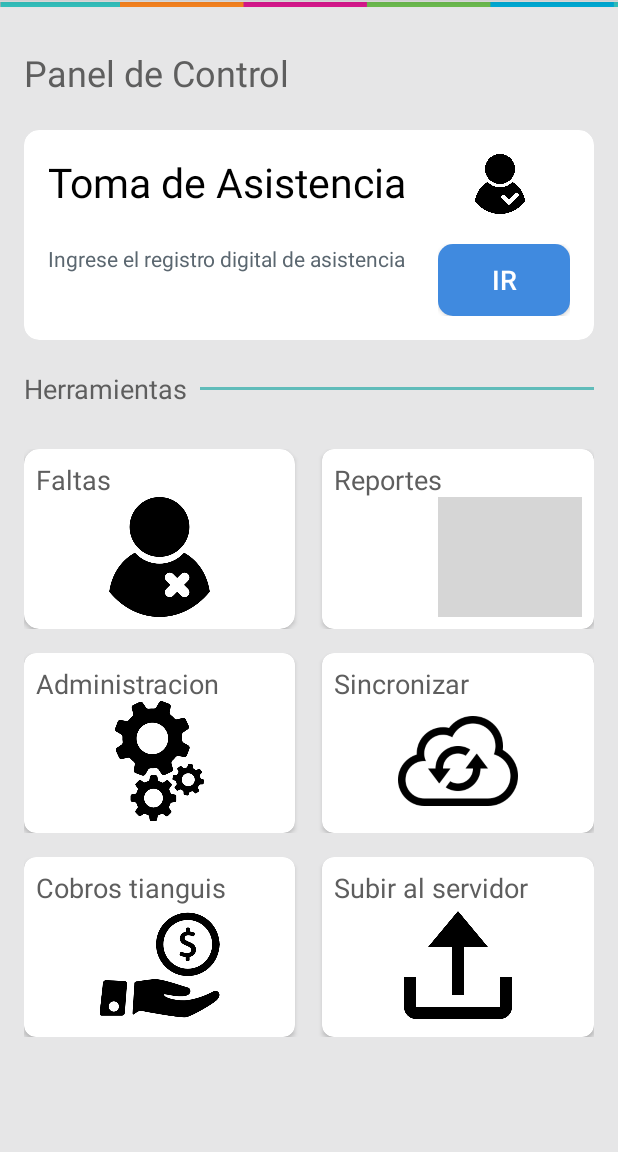
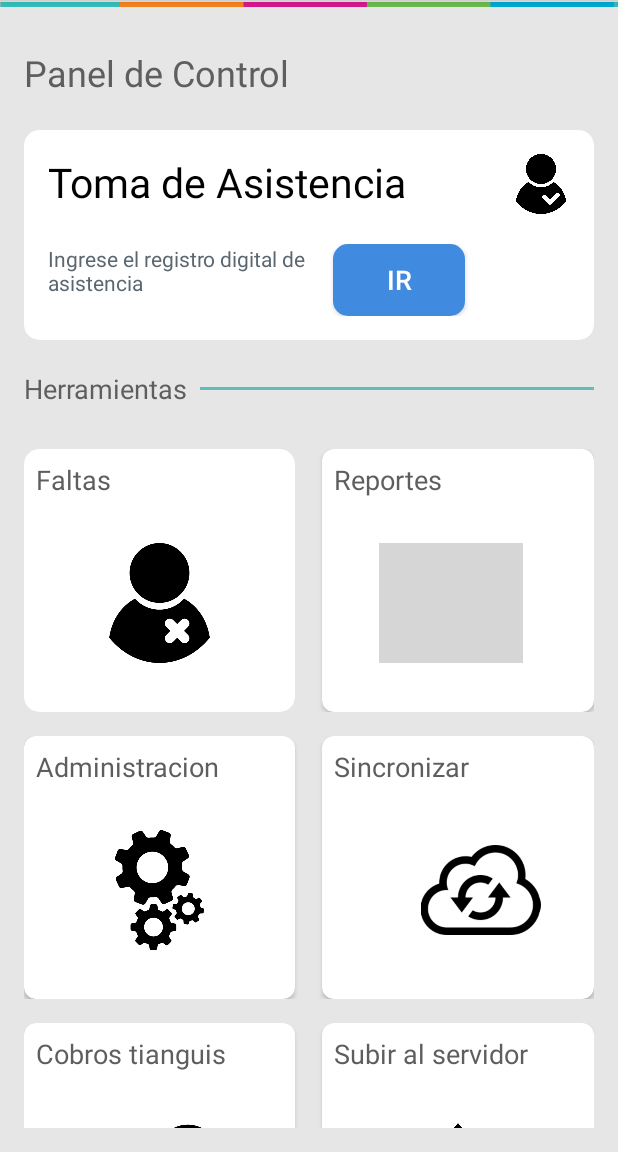
Before and after one commit to mmontoya11/TinguisGDL, an Android app: the MainActivity screen opened directly, with no data from a screen before it, on a phone screen of 412 x 824 dp, the part 84-1236 px from its top. Run offline under Robolectric (Android 15) with nearby library versions, the phone set to English and light mode, and no system bars; 1 statement that could not run was skipped; grey boxes are pictures that could not be loaded.

Commit message:
Cambios en tamaños

```diff
--- a/app/src/main/java/com/perspective/tinaguisgdl/ActivityAsistencia.java
+++ b/app/src/main/java/com/perspective/tinaguisgdl/ActivityAsistencia.java
@@ -131,7 +131,7 @@ public class ActivityAsistencia extends AppCompatActivity implements AdapterView
                     btnImprimir.setBackgroundResource(R.drawable.btn_rounded);
                     btnImprimir.setText("TOMAR ASISTENCIA");
                 }else {
-                    textViewAsistencia.setText("falta");
+                    textViewAsistencia.setText("Falta");
                     btnImprimir.setText("TOMAR FALTA");
                     btnImprimir.setBackgroundResource(btn_rounded_red);
 
--- a/app/src/main/java/com/perspective/tinaguisgdl/Beans/AdapterPayment.java
+++ b/app/src/main/java/com/perspective/tinaguisgdl/Beans/AdapterPayment.java
@@ -78,6 +78,7 @@ public class AdapterPayment extends RecyclerView.Adapter<AdapterPayment.ViewHold
         if(pago) {
             holder.mCobrar.setVisibility(View.GONE);
             holder.btnImprimir.setVisibility(View.VISIBLE);
+            holder.mImageView.setImageResource(R.drawable.chceck);
         }else {
             holder.btnImprimir.setVisibility(View.GONE);
             holder.mCobrar.setVisibility(View.VISIBLE);
--- a/app/src/main/res/layout/activity_main.xml
+++ b/app/src/main/res/layout/activity_main.xml
@@ -61,19 +61,17 @@
                     android:textColor="#000"
                     android:textSize="27dp" />
 
-                <RelativeLayout
-                    android:layout_width="match_parent"
-                    android:layout_height="wrap_content">
+
 
                     <ImageView
                         android:layout_width="wrap_content"
                         android:layout_height="40dp"
-                        android:layout_marginLeft="15dp"
+                        android:layout_marginLeft="70dp"
                         android:layout_alignParentRight="true"
                         android:src="@drawable/user_icon"
                         />
 
-                </RelativeLayout>
+
 
 
             </LinearLayout>
@@ -97,22 +95,19 @@
                         android:text="Ingrese el registro digital de asistencia "
                         android:textColor="@color/GrisOscuro" />
                 </LinearLayout>
-                <LinearLayout
-                    android:layout_width="wrap_content"
-                    android:layout_height="wrap_content"
-                    android:orientation="vertical"
-                    android:gravity="right">
+
                     <Button
                         android:layout_width="wrap_content"
                         android:layout_height="wrap_content"
                         android:text="ir"
+                         android:layout_marginRight="70dp"
                         android:id="@+id/btn_Asistencia"
                         android:background="@drawable/btn_rounded"
                         android:textColor="#ffff"
                         android:textSize="18dp"
 
                         />
-                </LinearLayout>
+
 
 
             </LinearLayout>
@@ -157,13 +152,14 @@
         <android.support.v7.widget.CardView
             android:id="@+id/cardview"
             android:layout_width="160dp"
-            android:layout_height="120dp"
+            android:layout_height="@dimen/height_cardView_Button_main"
             android:layout_weight="1"
             app:cardCornerRadius="10dp"
             app:cardElevation="2dp">
-            <RelativeLayout
+            <LinearLayout
                 android:layout_width="match_parent"
                 android:layout_height="match_parent"
+                android:orientation="vertical"
                 android:padding="8dp">
 
                 <TextView
@@ -176,26 +172,26 @@
                 <ImageView
                     android:layout_width="wrap_content"
                     android:layout_height="80dp"
-                    android:layout_alignParentRight="true"
-                    android:layout_alignParentBottom="true"
+                    android:layout_marginTop="@dimen/layout_marginTop_image_cardView"
                     android:src="@drawable/user_unassistens" />
 
-            </RelativeLayout>
+            </LinearLayout>
 
 
         </android.support.v7.widget.CardView>
 
         <android.support.v7.widget.CardView
             android:layout_width="160dp"
-            android:layout_height="120dp"
+            android:layout_height="@dimen/height_cardView_Button_main"
             android:layout_marginLeft="18dp"
 
             android:layout_weight="1"
             app:cardCornerRadius="8dp"
             app:cardElevation="2dp">
 
-            <RelativeLayout
+            <LinearLayout
                 android:layout_width="match_parent"
+                android:orientation="vertical"
                 android:layout_height="match_parent"
                 android:padding="8dp">
 
@@ -207,13 +203,13 @@
                     android:textSize="18dp" />
 
                 <ImageView
+                    android:layout_marginTop="@dimen/layout_marginTop_image_cardView"
                     android:layout_width="wrap_content"
                     android:layout_height="80dp"
-                    android:layout_alignParentRight="true"
-                    android:layout_alignParentBottom="true"
+                    android:layout_marginLeft="30dp"
                     android:src="@drawable/report" />
 
-            </RelativeLayout>
+            </LinearLayout>
 
         </android.support.v7.widget.CardView>
 
@@ -228,14 +224,15 @@
 
         <android.support.v7.widget.CardView
             android:layout_width="160dp"
-            android:layout_height="120dp"
+            android:layout_height="@dimen/height_cardView_Button_main"
             android:layout_weight="1"
             app:cardCornerRadius="8dp"
             app:cardElevation="2dp">
 
-            <RelativeLayout
+            <LinearLayout
                 android:layout_width="match_parent"
                 android:layout_height="match_parent"
+                android:orientation="vertical"
                 android:padding="8dp">
 
                 <TextView
@@ -248,25 +245,25 @@
                 <ImageView
                     android:layout_width="wrap_content"
                     android:layout_height="80dp"
-                    android:layout_alignParentRight="true"
-                    android:layout_alignParentBottom="true"
+                    android:layout_marginTop="@dimen/layout_marginTop_image_cardView"
                     android:src="@drawable/admin" />
 
-            </RelativeLayout>
+            </LinearLayout>
 
         </android.support.v7.widget.CardView>
 
         <android.support.v7.widget.CardView
             android:id="@+id/cvActualizar"
             android:layout_width="160dp"
-            android:layout_height="120dp"
+            android:layout_height="@dimen/height_cardView_Button_main"
             android:layout_marginLeft="18dp"
             android:layout_weight="1"
             app:cardCornerRadius="8dp"
             app:cardElevation="2dp">
 
-            <RelativeLayout
+            <LinearLayout
                 android:layout_width="match_parent"
+                android:orientation="vertical"
                 android:layout_height="match_parent"
                 android:padding="8dp">
 
@@ -280,11 +277,11 @@
                 <ImageView
                     android:layout_width="wrap_content"
                     android:layout_height="80dp"
-                    android:layout_alignParentRight="true"
-                    android:layout_alignParentBottom="true"
+                    android:layout_marginLeft="30dp"
+                    android:layout_marginTop="@dimen/layout_marginTop_image_cardView"
                     android:src="@drawable/sync" />
 
-            </RelativeLayout>
+            </LinearLayout>
 
         </android.support.v7.widget.CardView>
 
@@ -299,12 +296,13 @@
             <android.support.v7.widget.CardView
                 android:layout_width="160dp"
                 android:id="@+id/cardview_cobro"
-                android:layout_height="120dp"
+                android:layout_height="@dimen/height_cardView_Button_main"
                 android:layout_weight="1"
                 app:cardCornerRadius="8dp"
                 app:cardElevation="2dp">
 
-                <RelativeLayout
+                <LinearLayout
+                    android:orientation="vertical"
                     android:layout_width="match_parent"
                     android:layout_height="match_parent"
                     android:padding="8dp">
@@ -319,24 +317,24 @@
                     <ImageView
                         android:layout_width="wrap_content"
                         android:layout_height="80dp"
-                        android:layout_alignParentRight="true"
-                        android:layout_alignParentBottom="true"
+                        android:layout_marginTop="@dimen/layout_marginTop_image_cardView"
                         android:src="@drawable/cobro" />
 
-                </RelativeLayout>
+                </LinearLayout>
 
             </android.support.v7.widget.CardView>
 
             <android.support.v7.widget.CardView
                 android:id="@+id/cardview_carga"
                 android:layout_width="160dp"
-                android:layout_height="120dp"
+                android:layout_height="@dimen/height_cardView_Button_main"
                 android:layout_marginLeft="18dp"
                 android:layout_weight="1"
                 app:cardCornerRadius="8dp"
                 app:cardElevation="2dp">
 
-                <RelativeLayout
+                <LinearLayout
+                    android:orientation="vertical"
                     android:layout_width="match_parent"
                     android:layout_height="match_parent"
                     android:padding="8dp">
@@ -351,11 +349,10 @@
                     <ImageView
                         android:layout_width="wrap_content"
                         android:layout_height="80dp"
-                        android:layout_alignParentRight="true"
-                        android:layout_alignParentBottom="true"
+                        android:layout_marginTop="@dimen/layout_marginTop_image_cardView"
                         android:src="@drawable/upload" />
 
-                </RelativeLayout>
+                </LinearLayout>
 
             </android.support.v7.widget.CardView>
 
--- a/app/src/main/res/layout/item_payment.xml
+++ b/app/src/main/res/layout/item_payment.xml
@@ -198,7 +198,7 @@
                 android:layout_width="100dp"
                 android:src="@drawable/cobro"
                 android:layout_marginTop="35dp"
-                android:layout_marginLeft="80dp"
+                android:layout_marginLeft="115dp"
                 android:layout_height="100dp" />
         </RelativeLayout>
 
--- a/app/src/main/res/values/dimens.xml
+++ b/app/src/main/res/values/dimens.xml
@@ -2,5 +2,6 @@
 <resources>
     <dimen name="padding_top">10dp</dimen>
     <dimen name="padding_right">5dp</dimen>
-
+    <dimen name="height_cardView_Button_main">175dp</dimen>
+    <dimen name="layout_marginTop_image_cardView">30dp</dimen>
 </resources>
```
Also changed, not shown: app/src/main/AndroidManifest.xml (+7 -5 lines), app/src/main/java/com/perspective/tinaguisgdl/SplashScreenActivity.java (+22 -0 lines), app/src/main/res/layout/activity_loing.xml (+21 -5 lines), app/src/main/res/layout/activity_splash_screen.xml (+12 -2 lines).
